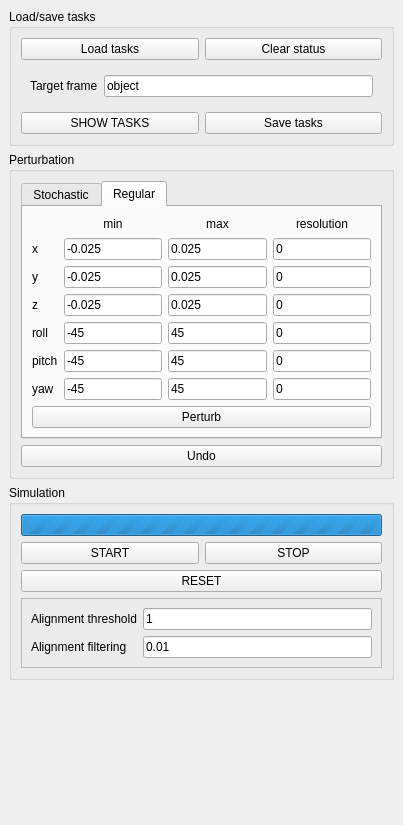
The window that src/plugins/alignment_experiment/alignment_experiment.ui (dagothar/gripperz) describes before a commit, drawn with Qt 5.
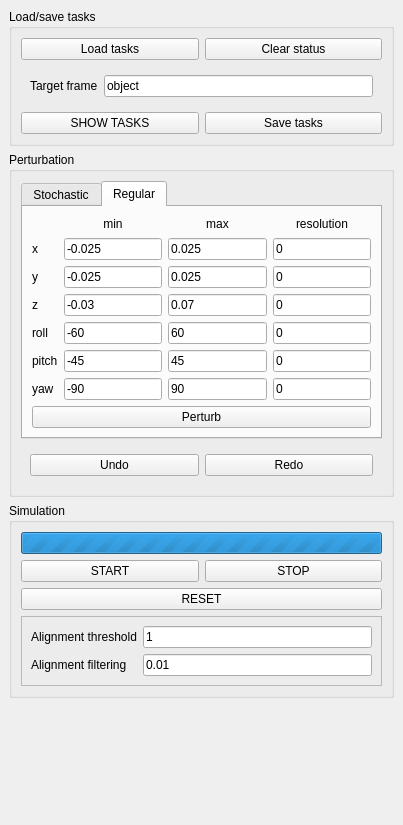
The same window after the commit. The open tabs and pages were chosen to show the change.

Commit message: added undo/redo system

```diff
--- a/src/plugins/alignment_experiment/alignment_experiment.ui
+++ b/src/plugins/alignment_experiment/alignment_experiment.ui
@@ -292,14 +292,14 @@
            <item row="3" column="2">
             <widget class="QLineEdit" name="zMinEdit">
              <property name="text">
-              <string>-0.025</string>
+              <string>-0.03</string>
              </property>
             </widget>
            </item>
            <item row="3" column="3">
             <widget class="QLineEdit" name="zMaxEdit">
              <property name="text">
-              <string>0.025</string>
+              <string>0.07</string>
              </property>
             </widget>
            </item>
@@ -320,7 +320,7 @@
            <item row="4" column="2">
             <widget class="QLineEdit" name="rollMinEdit">
              <property name="text">
-              <string>-45</string>
+              <string>-60</string>
              </property>
             </widget>
            </item>
@@ -341,7 +341,7 @@
            <item row="4" column="3">
             <widget class="QLineEdit" name="rollMaxEdit">
              <property name="text">
-              <string>45</string>
+              <string>60</string>
              </property>
             </widget>
            </item>
@@ -369,7 +369,7 @@
            <item row="6" column="2">
             <widget class="QLineEdit" name="yawMinEdit">
              <property name="text">
-              <string>-45</string>
+              <string>-90</string>
              </property>
             </widget>
            </item>
@@ -383,7 +383,7 @@
            <item row="6" column="3">
             <widget class="QLineEdit" name="yawMaxEdit">
              <property name="text">
-              <string>45</string>
+              <string>90</string>
              </property>
             </widget>
            </item>
@@ -405,11 +405,24 @@
          </widget>
         </widget>
        </item>
-       <item row="2" column="0">
+       <item row="3" column="0">
+        <widget class="QWidget" name="widget_2" native="true">
+         <layout class="QGridLayout" name="gridLayout_8">
+          <item row="0" column="0">
         <widget class="QPushButton" name="undoButton">
          <property name="text">
           <string>Undo</string>
          </property>
+           </widget>
+          </item>
+          <item row="0" column="1">
+           <widget class="QPushButton" name="redoButton">
+            <property name="text">
+             <string>Redo</string>
+            </property>
+           </widget>
+          </item>
+         </layout>
         </widget>
        </item>
       </layout>
```
Lines whose indentation alone changed are shown as unchanged. The commit also changes 3 other files.
